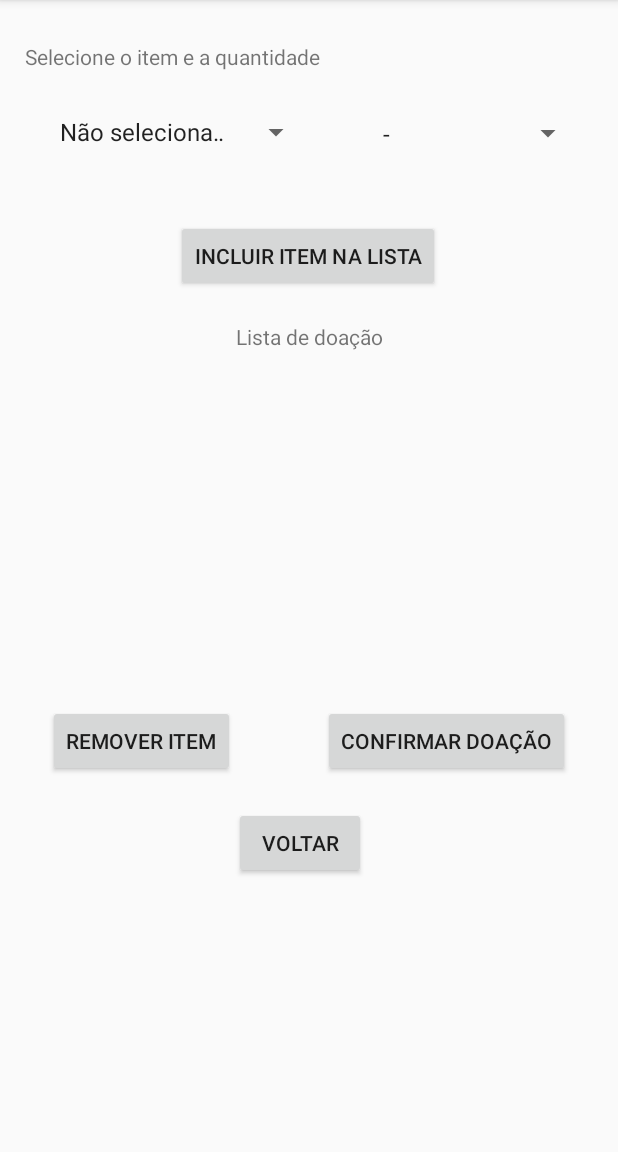
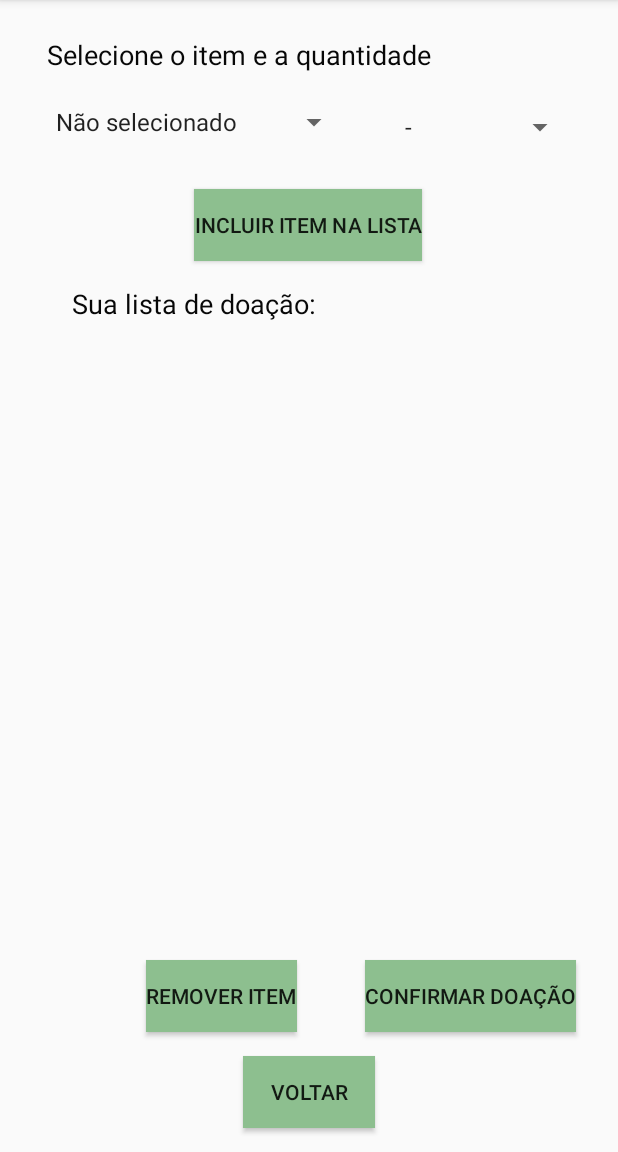
Before and after one commit to luandabrito/Lar, an Android app: the DoacaoRoupas screen opened directly, with no data from a screen before it, on a phone screen of 412 x 824 dp, the part 84-1236 px from its top. Run offline under Robolectric (Android 15) with nearby library versions, the phone set to English and light mode, and no system bars; our stand-ins replace Volley; network calls fail; 1 statement that could not run was skipped.

Commit message:
alterou layout

```diff
--- a/lar-dos-velhinhos-android/app/src/main/java/com/junior/lar/DoacaoMedicamentos.java
+++ b/lar-dos-velhinhos-android/app/src/main/java/com/junior/lar/DoacaoMedicamentos.java
@@ -30,6 +30,7 @@ import java.util.ArrayList;
 import java.util.List;
 
 public class DoacaoMedicamentos extends AppCompatActivity {
+
 
     @Override
     protected void onCreate(Bundle savedInstanceState) {
--- a/lar-dos-velhinhos-android/app/src/main/java/com/junior/lar/Estatistica.java
+++ b/lar-dos-velhinhos-android/app/src/main/java/com/junior/lar/Estatistica.java
@@ -2,7 +2,6 @@ package com.junior.lar;
 
 import androidx.appcompat.app.AppCompatActivity;
 
-import android.content.Intent;
 import android.os.Bundle;
 import android.view.View;
 
@@ -13,8 +12,9 @@ public class Estatistica extends AppCompatActivity {
         super.onCreate(savedInstanceState);
         setContentView(R.layout.activity_estatistica);
     }
-    public void tela2 (View v) {
-        startActivity(new Intent(this, Menu.class));
+    public void voltar(View v) {
+        finish();
+    }
 
     }
 }
--- a/lar-dos-velhinhos-android/app/src/main/res/layout/activity_doacao_alimentos.xml
+++ b/lar-dos-velhinhos-android/app/src/main/res/layout/activity_doacao_alimentos.xml
@@ -35,6 +35,7 @@
         android:layout_marginTop="20dp"
         android:onClick="incluirAlimento"
         android:text="Incluir Item na Lista"
+        android:background="#8DBF8F"
         app:layout_constraintEnd_toEndOf="parent"
         app:layout_constraintHorizontal_bias="0.497"
         app:layout_constraintStart_toStartOf="parent"
@@ -47,6 +48,7 @@
         android:layout_marginBottom="16dp"
         android:onClick="voltar"
         android:text="Voltar"
+        android:background="#8DBF8F"
         app:layout_constraintBottom_toBottomOf="parent"
         app:layout_constraintEnd_toEndOf="parent"
         app:layout_constraintStart_toStartOf="parent" />
@@ -58,6 +60,7 @@
         android:layout_marginBottom="16dp"
         android:onClick="excluir"
         android:text="Remover Item"
+        android:background="#8DBF8F"
         app:layout_constraintBottom_toTopOf="@+id/buttonVoltar"
         app:layout_constraintEnd_toStartOf="@+id/button6"
         app:layout_constraintHorizontal_bias="0.684"
@@ -83,6 +86,7 @@
         android:layout_marginBottom="16dp"
         android:onClick="confirmarDoacao"
         android:text="Confirmar Doação"
+        android:background="#8DBF8F"
         app:layout_constraintBottom_toTopOf="@+id/buttonVoltar"
         app:layout_constraintEnd_toEndOf="parent" />
 
--- a/lar-dos-velhinhos-android/app/src/main/res/layout/activity_doacao_roupas.xml
+++ b/lar-dos-velhinhos-android/app/src/main/res/layout/activity_doacao_roupas.xml
@@ -10,98 +10,109 @@
         android:id="@+id/textView10"
         android:layout_width="wrap_content"
         android:layout_height="wrap_content"
-        android:layout_marginTop="28dp"
+        android:layout_marginTop="24dp"
         android:text="Selecione o item e a quantidade"
+        android:textColor="#070707"
+        android:textSize="18sp"
         app:layout_constraintEnd_toEndOf="parent"
-        app:layout_constraintHorizontal_bias="0.076"
+        app:layout_constraintHorizontal_bias="0.201"
         app:layout_constraintStart_toStartOf="parent"
         app:layout_constraintTop_toTopOf="parent" />
 
     <Spinner
         android:id="@+id/spinnerNome"
-        android:layout_width="176dp"
-        android:layout_height="41dp"
-        android:layout_marginStart="32dp"
-        android:layout_marginTop="20dp"
+        android:layout_width="204dp"
+        android:layout_height="49dp"
+        android:layout_marginTop="8dp"
         android:entries="@array/roupas"
+        app:layout_constraintEnd_toStartOf="@+id/spinnerQuantidade"
         app:layout_constraintStart_toStartOf="parent"
         app:layout_constraintTop_toBottomOf="@+id/textView10" />
 
     <Spinner
         android:id="@+id/spinnerQuantidade"
-        android:layout_width="142dp"
-        android:layout_height="43dp"
-        android:layout_marginTop="20dp"
+        android:layout_width="122dp"
+        android:layout_height="49dp"
+        android:layout_marginEnd="28dp"
+        android:layout_marginBottom="12dp"
         android:entries="@array/quantidade"
+        app:layout_constraintBottom_toTopOf="@+id/Incluir"
         app:layout_constraintEnd_toEndOf="parent"
-        app:layout_constraintHorizontal_bias="0.638"
-        app:layout_constraintStart_toEndOf="@+id/spinnerNome"
-        app:layout_constraintTop_toBottomOf="@+id/textView10" />
+        app:layout_constraintTop_toBottomOf="@+id/textView10"
+        app:layout_constraintVertical_bias="0.727" />
+
 
     <Button
         android:id="@+id/Incluir"
         android:layout_width="wrap_content"
         android:layout_height="wrap_content"
-        android:layout_marginTop="36dp"
+        android:layout_marginTop="20dp"
         android:onClick="incluirRoupa"
         android:text="Incluir item na Lista"
+        android:background="#8DBF8F"
         app:layout_constraintEnd_toEndOf="parent"
         app:layout_constraintHorizontal_bias="0.497"
         app:layout_constraintStart_toStartOf="parent"
-        app:layout_constraintTop_toBottomOf="@+id/spinnerQuantidade" />
+        app:layout_constraintTop_toBottomOf="@+id/spinnerNome" />
 
     <TextView
         android:id="@+id/textView11"
         android:layout_width="wrap_content"
         android:layout_height="wrap_content"
-        android:layout_marginTop="20dp"
-        android:text="Lista de doação"
+        android:layout_marginTop="16dp"
+        android:text="Sua lista de doação:"
+        android:textColor="#070707"
+        android:textSize="18sp"
         app:layout_constraintEnd_toEndOf="parent"
+        app:layout_constraintHorizontal_bias="0.192"
         app:layout_constraintStart_toStartOf="parent"
         app:layout_constraintTop_toBottomOf="@+id/Incluir" />
 
     <ListView
         android:id="@+id/listaRoupas"
-        android:layout_width="309dp"
-        android:layout_height="200dp"
-        android:layout_marginTop="12dp"
+        android:layout_width="312dp"
+        android:layout_height="213dp"
+        android:layout_marginTop="24dp"
         app:layout_constraintEnd_toEndOf="parent"
+        app:layout_constraintHorizontal_bias="0.494"
         app:layout_constraintStart_toStartOf="parent"
-        app:layout_constraintTop_toBottomOf="@+id/textView11" />
+        app:layout_constraintTop_toBottomOf="@+id/textView11"
+        app:layout_constraintVertical_bias="0.0" />
 
     <Button
         android:id="@+id/Remover"
         android:layout_width="wrap_content"
         android:layout_height="wrap_content"
-        android:layout_marginStart="32dp"
-        android:layout_marginTop="24dp"
+        android:layout_marginBottom="16dp"
+        android:background="#8DBF8F"
         android:onClick="excluir"
         android:text="Remover Item"
-        app:layout_constraintStart_toStartOf="parent"
-        app:layout_constraintTop_toBottomOf="@+id/listaRoupas" />
+        app:layout_constraintBottom_toTopOf="@+id/voltar"
+        app:layout_constraintEnd_toStartOf="@+id/confirmar"
+        app:layout_constraintHorizontal_bias="0.684"
+        app:layout_constraintStart_toStartOf="parent" />
 
     <Button
         android:id="@+id/confirmar"
         android:layout_width="wrap_content"
         android:layout_height="wrap_content"
-        android:layout_marginTop="24dp"
-        android:layout_marginEnd="32dp"
+        android:layout_marginEnd="28dp"
+        android:layout_marginBottom="16dp"
+        android:background="#8DBF8F"
         android:onClick="confirmarDoacao"
         android:text="Confirmar Doação"
-        app:layout_constraintEnd_toEndOf="parent"
-        app:layout_constraintHorizontal_bias="1.0"
-        app:layout_constraintStart_toEndOf="@+id/Remover"
-        app:layout_constraintTop_toBottomOf="@+id/listaRoupas" />
+        app:layout_constraintBottom_toTopOf="@+id/voltar"
+        app:layout_constraintEnd_toEndOf="parent" />
 
     <Button
         android:id="@+id/voltar"
         android:layout_width="wrap_content"
         android:layout_height="wrap_content"
-        android:layout_marginTop="20dp"
+        android:layout_marginBottom="16dp"
+        android:background="#8DBF8F"
         android:onClick="voltar"
         android:text="Voltar"
+        app:layout_constraintBottom_toBottomOf="parent"
         app:layout_constraintEnd_toEndOf="parent"
-        app:layout_constraintHorizontal_bias="0.482"
-        app:layout_constraintStart_toStartOf="parent"
-        app:layout_constraintTop_toBottomOf="@+id/confirmar" />
+        app:layout_constraintStart_toStartOf="parent" />
 </androidx.constraintlayout.widget.ConstraintLayout>
--- a/lar-dos-velhinhos-android/app/src/main/res/layout/activity_estatistica.xml
+++ b/lar-dos-velhinhos-android/app/src/main/res/layout/activity_estatistica.xml
@@ -49,7 +49,7 @@
         android:layout_height="wrap_content"
         android:layout_marginTop="40dp"
         android:background="#8DBF8F"
-        android:onClick="tela2"
+        android:onClick="voltar"
         android:text="Voltar"
         app:layout_constraintEnd_toEndOf="parent"
         app:layout_constraintStart_toStartOf="parent"
--- a/lar-dos-velhinhos-android/app/src/main/res/layout/activity_menu_doacao.xml
+++ b/lar-dos-velhinhos-android/app/src/main/res/layout/activity_menu_doacao.xml
@@ -13,6 +13,7 @@
         android:layout_marginTop="60dp"
         android:onClick="doacaoAlimentos"
         android:text="Campanha Alimentos"
+        android:background="#8DBF8F"
         app:layout_constraintEnd_toEndOf="parent"
         app:layout_constraintHorizontal_bias="0.497"
         app:layout_constraintStart_toStartOf="parent"
@@ -25,6 +26,7 @@
         android:layout_marginTop="50dp"
         android:onClick="doacaoRoupas"
         android:text="Campanha Roupas"
+        android:background="#8DBF8F"
         app:layout_constraintEnd_toEndOf="parent"
         app:layout_constraintHorizontal_bias="0.503"
         app:layout_constraintStart_toStartOf="parent"
@@ -37,6 +39,7 @@
         android:layout_marginTop="50dp"
         android:onClick="doacaoMedicamentos"
         android:text="Campanha Medicamentos"
+        android:background="#8DBF8F"
         app:layout_constraintBottom_toTopOf="@+id/buttonback"
         app:layout_constraintEnd_toEndOf="parent"
         app:layout_constraintHorizontal_bias="0.503"
@@ -50,6 +53,7 @@
         android:layout_height="wrap_content"
         android:layout_marginBottom="36dp"
         android:onClick="voltar"
+        android:background="#8DBF8F"
         android:text="Voltar"
         app:layout_constraintBottom_toBottomOf="parent"
         app:layout_constraintEnd_toEndOf="parent"
@@ -63,6 +67,7 @@
         android:layout_marginTop="50dp"
         android:onClick="doacaoEpi"
         android:text="Campanha EPI"
+        android:background="#8DBF8F"
         app:layout_constraintEnd_toEndOf="parent"
         app:layout_constraintHorizontal_bias="0.496"
         app:layout_constraintStart_toStartOf="parent"
```
Also changed, not shown: lar-dos-velhinhos-android/app/src/main/res/layout/activity_doacao_e_p_i.xml (+42 -32 lines), lar-dos-velhinhos-android/app/src/main/res/layout/activity_doacao_medicamentos.xml (+44 -35 lines), 4 other files.
